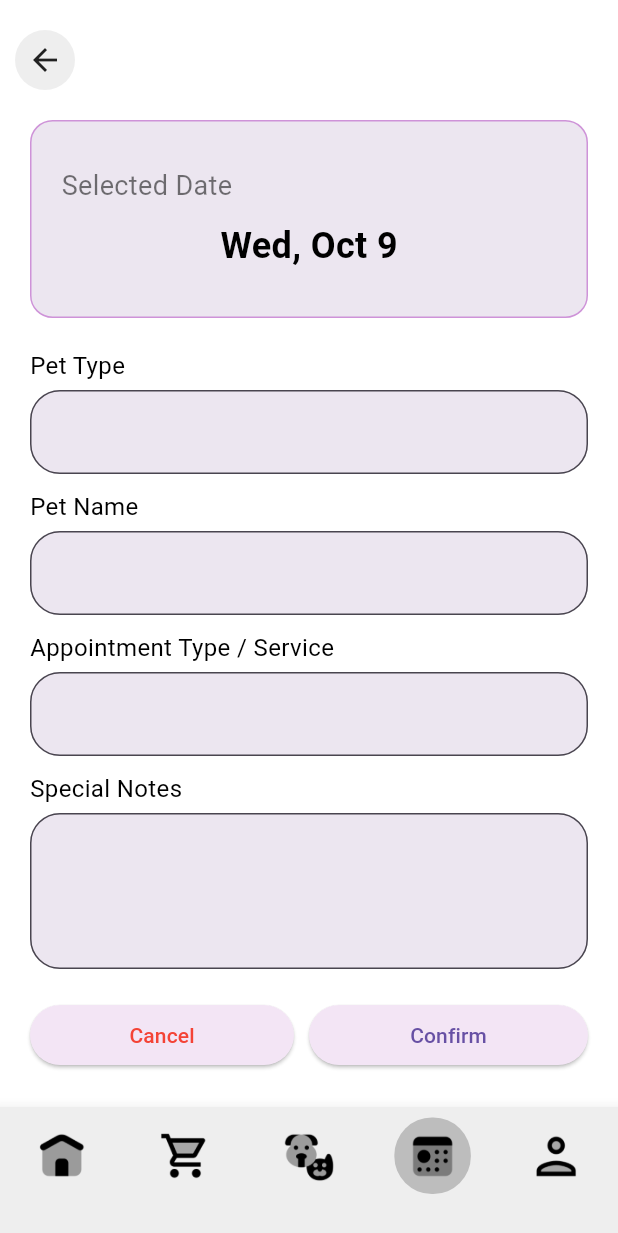
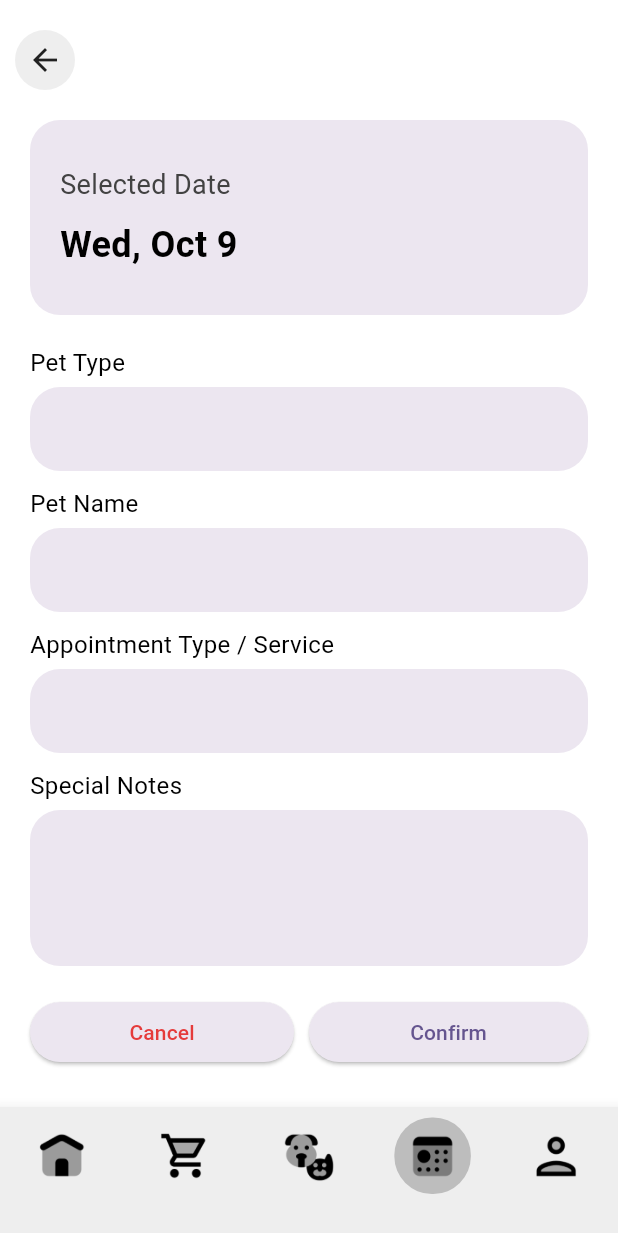
Before and after one commit to Shaliha07/petshop, a Flutter app: the AppointmentPage screen opened directly, scrolled down 202 dp, after a tap on "Add an Appointment", on a phone screen of 412 x 824 dp. Shown: the top 1233 px of the screen. Run offline on Flutter 3.47's test engine with Material 3 defaults, Android fonts, the phone set to English and light mode, and no system bars.

Commit message:
GetStarted - Done. Products - Done. Appointments - Done confirm appointment - Done

```diff
--- a/lib/appointment.dart
+++ b/lib/appointment.dart
@@ -90,7 +90,7 @@ class _AppointmentPageState extends State<AppointmentPage> {
                         color: Colors.black)),
                 const SizedBox(height: 10),
                 Card(
-                  color: const Color.fromARGB(255, 236, 230, 240),
+                  color: const Color(0xffECE6F0),
                   shape: RoundedRectangleBorder(
                     borderRadius: BorderRadius.circular(20),
                   ),
--- a/lib/aptscheduling.dart
+++ b/lib/aptscheduling.dart
@@ -47,29 +47,26 @@ class SchedulingPage extends StatelessWidget {
                       padding: const EdgeInsets.symmetric(
                           vertical: 30, horizontal: 20),
                       decoration: BoxDecoration(
-                        color: const Color.fromARGB(255, 236, 230, 240),
-                        borderRadius: BorderRadius.circular(15),
-                        border: Border.all(color: Colors.purple[200]!),
+                        color: const Color(0xffECE6F0),
+                        borderRadius: BorderRadius.circular(20),
                       ),
                       child: Column(
-                        crossAxisAlignment: CrossAxisAlignment.start,
+                        crossAxisAlignment: CrossAxisAlignment.stretch,
                         children: [
-                          const Text(
+                          Text(
                             'Selected Date',
                             style: TextStyle(
                               fontSize: 18,
-                              color: Colors.black54,
+                              color: Colors.grey[800],
                             ),
                           ),
                           const SizedBox(height: 10),
-                          Center(
-                            child: Text(
-                              selectedDate,
-                              style: const TextStyle(
-                                fontSize: 24,
-                                color: Colors.black,
-                                fontWeight: FontWeight.bold,
-                              ),
+                          Text(
+                            selectedDate,
+                            style: const TextStyle(
+                              fontSize: 24,
+                              color: Colors.black,
+                              fontWeight: FontWeight.bold,
                             ),
                           ),
                         ],
@@ -85,7 +82,7 @@ class SchedulingPage extends StatelessWidget {
                     buildTextField(label: 'Special Notes', maxLines: 3),
                     const SizedBox(height: 20),
                     Row(
-                      mainAxisAlignment: MainAxisAlignment.spaceBetween,
+                      mainAxisAlignment: MainAxisAlignment.end,
                       children: [
                         Expanded(
                           child: Padding(
@@ -95,7 +92,7 @@ class SchedulingPage extends StatelessWidget {
                                 Navigator.pop(context);
                               },
                               style: ElevatedButton.styleFrom(
-                                backgroundColor: Colors.purple[50],
+                                backgroundColor: const Color(0xffECE6F0),
                                 padding:
                                     const EdgeInsets.symmetric(vertical: 10),
                                 shape: RoundedRectangleBorder(
@@ -105,7 +102,7 @@ class SchedulingPage extends StatelessWidget {
                               child: const Text(
                                 'Cancel',
                                 style: TextStyle(
-                                  color: Colors.red,
+                                  color: Color(0xffE53B3B),
                                   fontSize: 14,
                                 ),
                               ),
@@ -116,16 +113,16 @@ class SchedulingPage extends StatelessWidget {
                           child: ElevatedButton(
                             onPressed: () {},
                             style: ElevatedButton.styleFrom(
-                              backgroundColor: Colors.purple[50],
+                              backgroundColor: const Color(0xffECE6F0),
                               padding: const EdgeInsets.symmetric(vertical: 10),
                               shape: RoundedRectangleBorder(
                                 borderRadius: BorderRadius.circular(30),
                               ),
                             ),
-                            child: Text(
+                            child: const Text(
                               'Confirm',
                               style: TextStyle(
-                                  color: Colors.purple[150], fontSize: 14),
+                                  color: Color(0xff65558F), fontSize: 14),
                             ),
                           ),
                         ),
@@ -154,12 +151,12 @@ class SchedulingPage extends StatelessWidget {
         TextField(
           maxLines: maxLines ?? 1,
           decoration: InputDecoration(
-            border: OutlineInputBorder(
+            enabledBorder: OutlineInputBorder(
+              borderSide: BorderSide.none,
               borderRadius: BorderRadius.circular(20),
-              borderSide: BorderSide(color: Colors.purple[200]!),
             ),
             filled: true,
-            fillColor: const Color.fromARGB(255, 236, 230, 240),
+            fillColor: const Color(0xffECE6F0),
           ),
         ),
       ],
```
